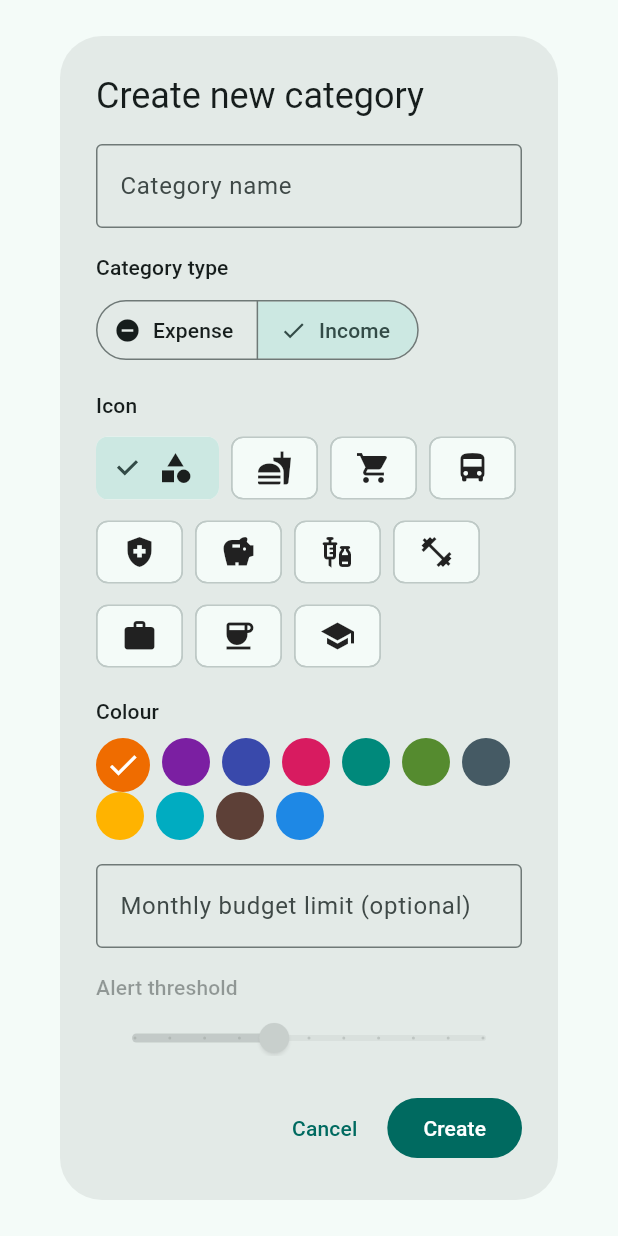
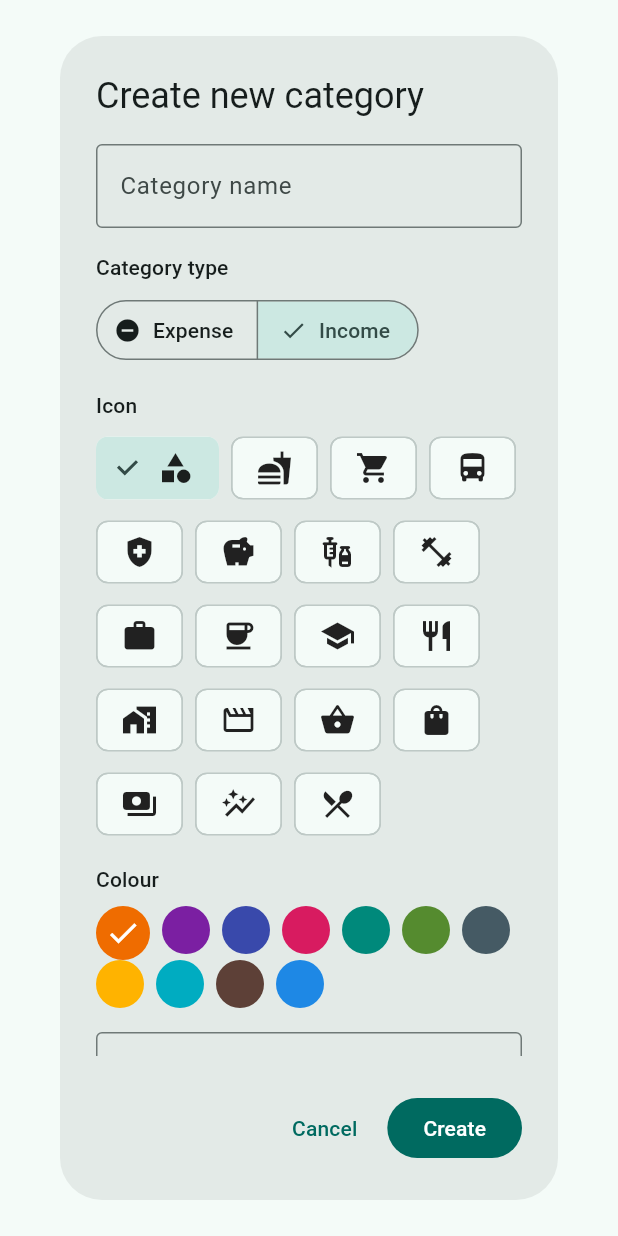
Before and after one commit to ksarhani-sketch/Alpha_Wallet, a Flutter app: the NewCategoryDialog widget shown alone on an empty page, opened directly with empty values, on a phone screen of 412 x 824 dp. Run offline on Flutter 3.47's test engine with Material 3 defaults, Android fonts, the phone set to English and light mode, and no system bars; our stand-ins replace fl_chart, flutter_riverpod.

Commit message:
Add UI category mapper and migrate category styling

```diff
--- a/clients/flutter/lib/features/quick_add/new_category_dialog.dart
+++ b/clients/flutter/lib/features/quick_add/new_category_dialog.dart
@@ -6,8 +6,8 @@ class NewCategoryData {
   const NewCategoryData({
     required this.name,
     required this.type,
-    required this.color,
-    required this.icon,
+    required this.colorHex,
+    required this.iconName,
     this.budgetLimit,
     this.alertThreshold,
     this.rollover = false,
@@ -15,8 +15,8 @@ class NewCategoryData {
 
   final String name;
   final CategoryType type;
-  final Color color;
-  final IconData icon;
+  final String colorHex;
+  final String iconName;
   final double? budgetLimit;
   final double? alertThreshold;
   final bool rollover;
@@ -37,8 +37,8 @@ class _NewCategoryDialogState extends State<NewCategoryDialog> {
   final _limitController = TextEditingController();
 
   late CategoryType _type = widget.initialType;
-  Color _selectedColor = _colorOptions.first;
-  IconData _selectedIcon = _iconOptions.first;
+  _ColorOption _selectedColor = _colorOptions.first;
+  _IconOption _selectedIcon = _iconOptions.first;
   double _alertThreshold = 0.9;
   bool _rollover = false;
 
@@ -95,7 +95,7 @@ class _NewCategoryDialogState extends State<NewCategoryDialog> {
                 children: [
                   for (final icon in _iconOptions)
                     ChoiceChip(
-                      label: Icon(icon),
+                      label: Icon(icon.icon),
                       selected: _selectedIcon == icon,
                       onSelected: (_) => setState(() => _selectedIcon = icon),
                     ),
@@ -111,7 +111,7 @@ class _NewCategoryDialogState extends State<NewCategoryDialog> {
                     GestureDetector(
                       onTap: () => setState(() => _selectedColor = color),
                       child: CircleAvatar(
-                        backgroundColor: color,
+                        backgroundColor: color.color,
                         radius: _selectedColor == color ? 18 : 16,
                         child: _selectedColor == color
                             ? const Icon(Icons.check, color: Colors.white)
@@ -197,8 +197,8 @@ class _NewCategoryDialogState extends State<NewCategoryDialog> {
     Navigator.of(context).pop(NewCategoryData(
       name: name,
       type: _type,
-      color: _selectedColor,
-      icon: _selectedIcon,
+      colorHex: _selectedColor.hex,
+      iconName: _selectedIcon.name,
       budgetLimit: limit,
       alertThreshold: limit == null ? null : _alertThreshold,
       rollover: limit == null ? false : _rollover,
@@ -206,30 +206,52 @@ class _NewCategoryDialogState extends State<NewCategoryDialog> {
   }
 }
 
-const List<IconData> _iconOptions = [
-  Icons.category,
-  Icons.fastfood,
-  Icons.local_grocery_store,
-  Icons.directions_bus,
-  Icons.health_and_safety,
-  Icons.savings,
-  Icons.vaccines,
-  Icons.fitness_center,
-  Icons.work,
-  Icons.coffee,
-  Icons.school,
+class _IconOption {
+  const _IconOption(this.name, this.icon);
+
+  final String name;
+  final IconData icon;
+}
+
+class _ColorOption {
+  const _ColorOption(this.hex, this.color);
+
+  final String hex;
+  final Color color;
+}
+
+const List<_IconOption> _iconOptions = [
+  _IconOption('category', Icons.category),
+  _IconOption('fastfood', Icons.fastfood),
+  _IconOption('local_grocery_store', Icons.local_grocery_store),
+  _IconOption('directions_bus', Icons.directions_bus),
+  _IconOption('health_and_safety', Icons.health_and_safety),
+  _IconOption('savings', Icons.savings),
+  _IconOption('vaccines', Icons.vaccines),
+  _IconOption('fitness_center', Icons.fitness_center),
+  _IconOption('work', Icons.work),
+  _IconOption('coffee', Icons.coffee),
+  _IconOption('school', Icons.school),
+  _IconOption('restaurant', Icons.restaurant),
+  _IconOption('home_work', Icons.home_work),
+  _IconOption('movie_outlined', Icons.movie_outlined),
+  _IconOption('shopping_basket', Icons.shopping_basket),
+  _IconOption('shopping_bag', Icons.shopping_bag),
+  _IconOption('payments', Icons.payments),
+  _IconOption('auto_graph', Icons.auto_graph),
+  _IconOption('restaurant_menu', Icons.restaurant_menu),
 ];
 
-const List<Color> _colorOptions = [
-  Color(0xFFEF6C00),
-  Color(0xFF7B1FA2),
-  Color(0xFF3949AB),
-  Color(0xFFD81B60),
-  Color(0xFF00897B),
-  Color(0xFF558B2F),
-  Color(0xFF455A64),
-  Color(0xFFFFB300),
-  Color(0xFF00ACC1),
-  Color(0xFF5D4037),
-  Color(0xFF1E88E5),
+const List<_ColorOption> _colorOptions = [
+  _ColorOption('#EF6C00', Color(0xFFEF6C00)),
+  _ColorOption('#7B1FA2', Color(0xFF7B1FA2)),
+  _ColorOption('#3949AB', Color(0xFF3949AB)),
+  _ColorOption('#D81B60', Color(0xFFD81B60)),
+  _ColorOption('#00897B', Color(0xFF00897B)),
+  _ColorOption('#558B2F', Color(0xFF558B2F)),
+  _ColorOption('#455A64', Color(0xFF455A64)),
+  _ColorOption('#FFB300', Color(0xFFFFB300)),
+  _ColorOption('#00ACC1', Color(0xFF00ACC1)),
+  _ColorOption('#5D4037', Color(0xFF5D4037)),
+  _ColorOption('#1E88E5', Color(0xFF1E88E5)),
 ];
--- a/clients/flutter/lib/widgets/category_legend.dart
+++ b/clients/flutter/lib/widgets/category_legend.dart
@@ -2,6 +2,7 @@ import 'package:flutter/material.dart';
 
 import '../core/formatters.dart';
 import '../data/models/category.dart';
+import '../ui/category_ui_mapper.dart';
 
 class CategoryLegend extends StatelessWidget {
   const CategoryLegend({super.key, required this.data, required this.currency});
@@ -39,9 +40,10 @@ class _LegendItem extends StatelessWidget {
 
   @override
   Widget build(BuildContext context) {
+    final uiCategory = UiCategory.fromDomain(category);
     return Chip(
-      avatar: CircleAvatar(backgroundColor: category.color),
-      label: Text('${category.name} · ${formatCurrency(amount, currency)}'),
+      avatar: CircleAvatar(backgroundColor: uiCategory.color),
+      label: Text('${uiCategory.name} · ${formatCurrency(amount, currency)}'),
     );
   }
 }
--- a/clients/flutter/lib/widgets/category_pie_chart.dart
+++ b/clients/flutter/lib/widgets/category_pie_chart.dart
@@ -2,6 +2,7 @@ import 'package:fl_chart/fl_chart.dart';
 import 'package:flutter/material.dart';
 
 import '../data/models/category.dart';
+import '../ui/category_ui_mapper.dart';
 
 class CategoryPieChart extends StatelessWidget {
   const CategoryPieChart({super.key, required this.data});
@@ -22,7 +23,7 @@ class CategoryPieChart extends StatelessWidget {
         sections: [
           for (final entry in data.entries)
             PieChartSectionData(
-              color: entry.key.color,
+              color: UiCategory.fromDomain(entry.key).color,
               value: entry.value,
               title: '${(entry.value / total * 100).round()}%',
               titleStyle: textStyle?.copyWith(color: Colors.white),
```
Also changed, not shown: clients/flutter/lib/data/finance_repository.dart (+6 -7 lines), clients/flutter/lib/data/sample_data.dart (+14 -16 lines), clients/flutter/lib/features/quick_add/quick_add_sheet.dart (+11 -6 lines), clients/flutter/lib/ui/category_ui_mapper.dart (added, +64 -0 lines), clients/flutter/lib/widgets/transaction_tile.dart (+6 -4 lines).
